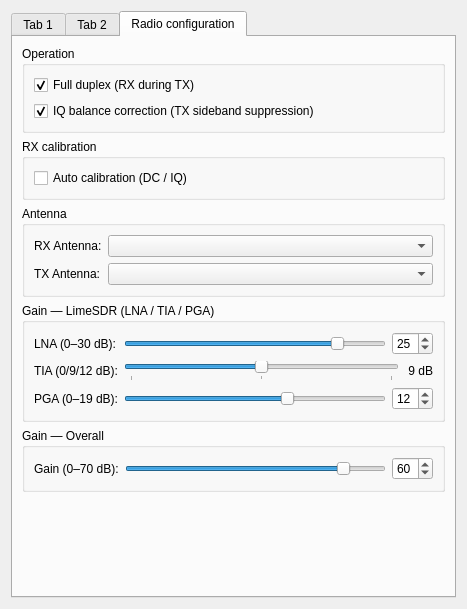
First picture: the form in src/UI/cusdr_radiosettingswidget.ui, repository zl2brg/cudaSDR, before the edit.
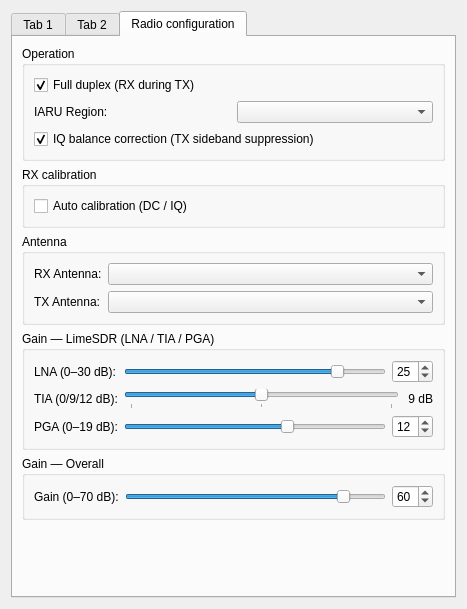
Second picture: the form after the edit. The open tabs and pages were chosen to show the change.

Commit message: feat(database): add IARU Region 1/2/3 selection, ham band updates, and station setup controls

The edit to the form file:
```diff
--- a/src/UI/cusdr_radiosettingswidget.ui
+++ b/src/UI/cusdr_radiosettingswidget.ui
@@ -247,6 +247,20 @@
             </property>
            </widget>
           </item>
+          <item>
+           <layout class="QHBoxLayout" name="regionHLayout">
+            <item>
+             <widget class="QLabel" name="regionLabel">
+              <property name="text">
+               <string>IARU Region:</string>
+              </property>
+             </widget>
+            </item>
+            <item>
+             <widget class="QComboBox" name="iaruRegionCombo"/>
+            </item>
+           </layout>
+          </item>
           <item>
            <widget class="QCheckBox" name="iqBalanceCheck">
             <property name="text">
```
The commit also changes 20 other files.
